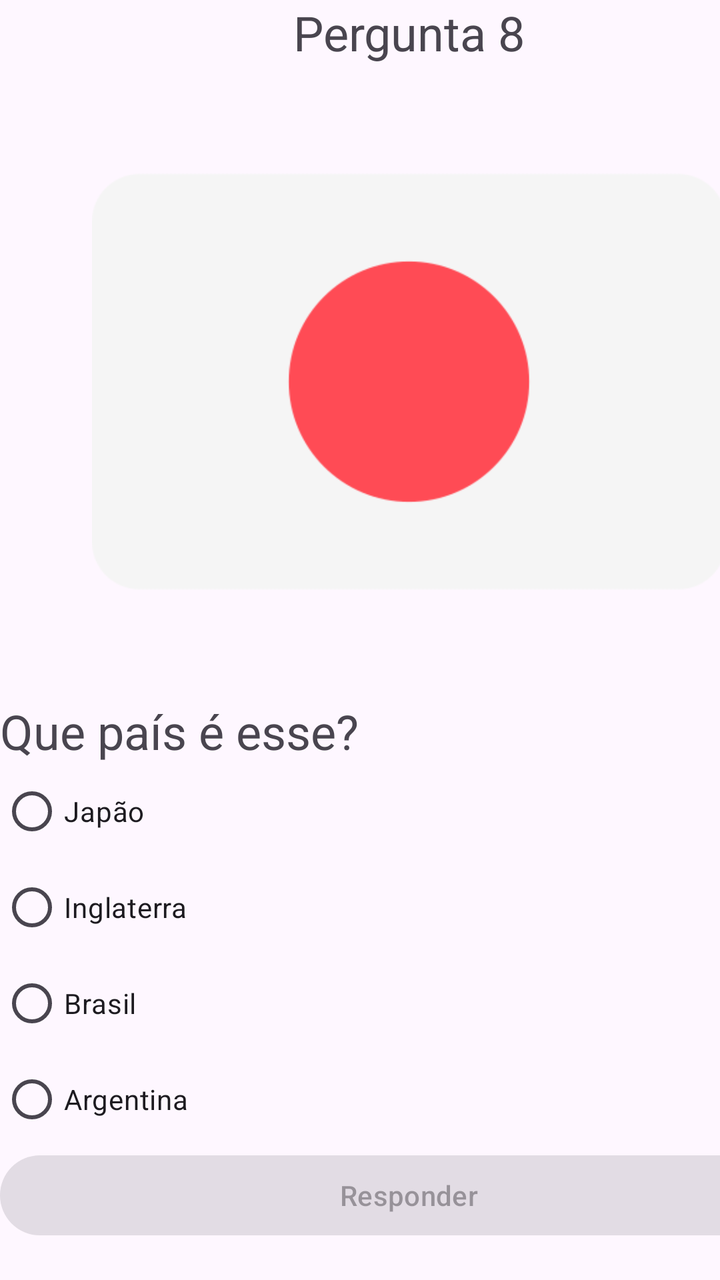
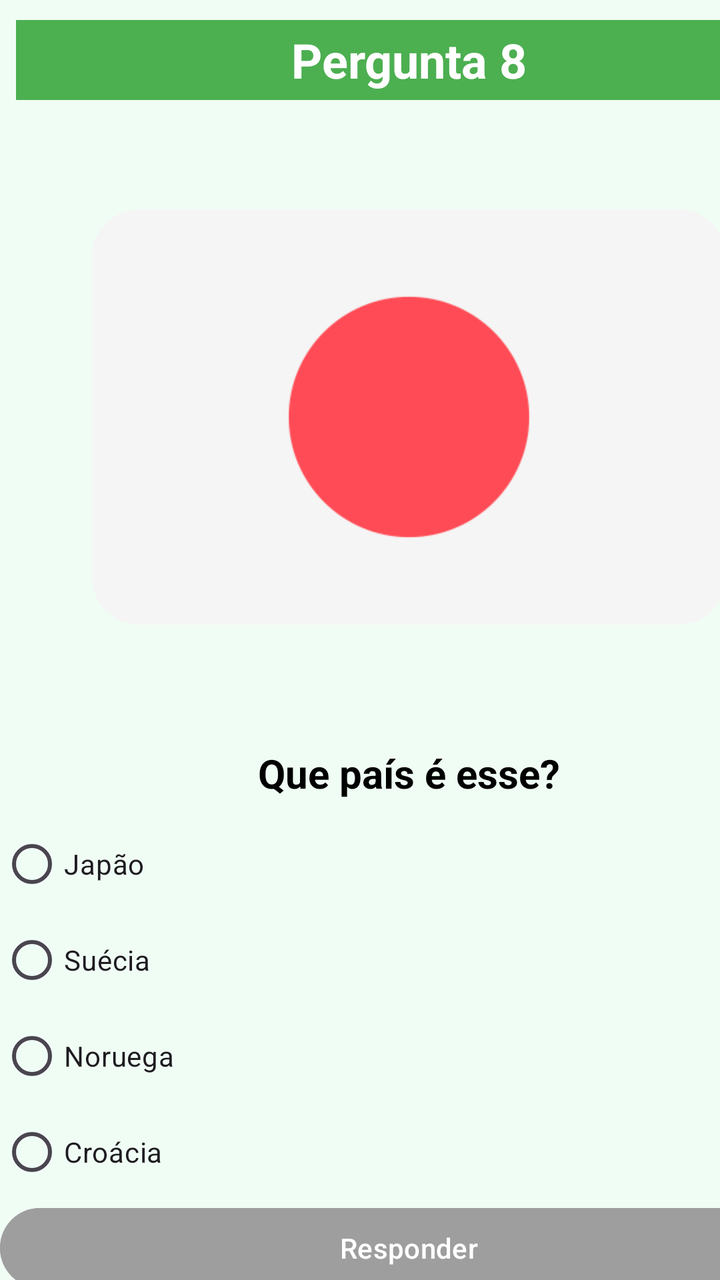

Compare the two renders of this Android layout. The source of the first and the diff that turns it into the second are given below.
<!-- AndroidManifest.xml: application theme Theme.QuizBandeiras -->
<!-- res/layout/activity_pergunta8.xml -->
<?xml version="1.0" encoding="utf-8"?>
<androidx.constraintlayout.widget.ConstraintLayout xmlns:android="http://schemas.android.com/apk/res/android"
    xmlns:app="http://schemas.android.com/apk/res-auto"
    xmlns:tools="http://schemas.android.com/tools"
    android:id="@+id/main"
    android:layout_width="match_parent"
    android:layout_height="match_parent"
    tools:context=".Pergunta8">

    <LinearLayout
        android:orientation="vertical"
        android:layout_width="409dp"
        android:layout_height="729dp">
        <TextView
            android:textSize="24sp"
            android:gravity="center"
            android:id="@+id/textView6"
            android:layout_width="match_parent"
            android:layout_height="wrap_content"
            android:text="Pergunta 8"/>
        <ImageView
            android:id="@+id/imageView2"
            android:layout_width="match_parent"
            android:layout_height="317dp"
            app:srcCompat="@drawable/japao"/>
        <TextView
            android:textSize="24sp"
            android:id="@+id/textView2"
            android:layout_width="match_parent"
            android:layout_height="wrap_content"
            android:text="Que país é esse?"/>
        <RadioGroup
            android:id="@+id/rgpAlternativas"
            android:layout_width="match_parent"
            android:layout_height="match_parent">
            <RadioButton
                android:id="@+id/rgbOpcao1"
                android:layout_width="match_parent"
                android:layout_height="wrap_content"
                android:text="Japão "/>
            <RadioButton
                android:id="@+id/rgbOpcao2"
                android:layout_width="match_parent"
                android:layout_height="wrap_content"
                android:text="Inglaterra"/>
            <RadioButton
                android:id="@+id/rgbOpcao3"
                android:layout_width="match_parent"
                android:layout_height="wrap_content"
                android:text="Brasil"/>
            <RadioButton
                android:id="@+id/rgbOpcao4"
                android:layout_width="match_parent"
                android:layout_height="wrap_content"
                android:text="Argentina"/>
            <Button
                android:enabled="false"
                android:id="@+id/btnResponder"
                android:layout_width="match_parent"
                android:layout_height="wrap_content"
                android:text="Responder"/>
        </RadioGroup>
    </LinearLayout>

</androidx.constraintlayout.widget.ConstraintLayout>
<!-- resources referenced by this layout -->
<resources>
  <!-- drawable japao: png bitmap (drawable, 7895 bytes) -->
  <style name="Theme.QuizBandeiras" parent="Base.Theme.QuizBandeiras" />
  <style name="Base.Theme.QuizBandeiras" parent="Theme.Material3.DayNight.NoActionBar">
          
          
      </style>
</resources>

<!-- the commit's change to res/layout/activity_pergunta8.xml (unified diff, before → after) -->
@@ -5,60 +5,83 @@
     android:id="@+id/main"
     android:layout_width="match_parent"
     android:layout_height="match_parent"
+    android:background="#F0FDF4"
     tools:context=".Pergunta8">
 
     <LinearLayout
-        android:orientation="vertical"
         android:layout_width="409dp"
-        android:layout_height="729dp">
+        android:layout_height="729dp"
+        android:orientation="vertical">
+
         <TextView
-            android:textSize="24sp"
-            android:gravity="center"
             android:id="@+id/textView6"
             android:layout_width="match_parent"
-            android:layout_height="wrap_content"
-            android:text="Pergunta 8"/>
+            android:layout_height="40dp"
+            android:layout_marginStart="8dp"
+            android:layout_marginTop="10dp"
+            android:layout_marginEnd="8dp"
+            android:background="#4CAF50"
+            android:gravity="center"
+            android:text="Pergunta 8"
+            android:textColor="@android:color/white"
+            android:textSize="24sp"
+            android:textStyle="bold" />
+
         <ImageView
             android:id="@+id/imageView2"
             android:layout_width="match_parent"
             android:layout_height="317dp"
-            app:srcCompat="@drawable/japao"/>
+            app:srcCompat="@drawable/japao" />
+
         <TextView
-            android:textSize="24sp"
             android:id="@+id/textView2"
             android:layout_width="match_parent"
             android:layout_height="wrap_content"
-            android:text="Que país é esse?"/>
+            android:layout_marginTop="6dp"
+            android:layout_marginBottom="8dp"
+            android:gravity="center"
+            android:text="Que país é esse?"
+            android:textColor="@android:color/black"
+            android:textSize="20sp"
+            android:textStyle="bold" />
+
         <RadioGroup
             android:id="@+id/rgpAlternativas"
             android:layout_width="match_parent"
             android:layout_height="match_parent">
+
             <RadioButton
                 android:id="@+id/rgbOpcao1"
                 android:layout_width="match_parent"
                 android:layout_height="wrap_content"
-                android:text="Japão "/>
+                android:text="Japão " />
+
             <RadioButton
                 android:id="@+id/rgbOpcao2"
                 android:layout_width="match_parent"
                 android:layout_height="wrap_content"
-                android:text="Inglaterra"/>
+                android:text="Suécia" />
+
             <RadioButton
                 android:id="@+id/rgbOpcao3"
                 android:layout_width="match_parent"
                 android:layout_height="wrap_content"
-                android:text="Brasil"/>
+                android:text="Noruega" />
+
             <RadioButton
                 android:id="@+id/rgbOpcao4"
                 android:layout_width="match_parent"
                 android:layout_height="wrap_content"
-                android:text="Argentina"/>
+                android:text="Croácia" />
+
             <Button
-                android:enabled="false"
                 android:id="@+id/btnResponder"
                 android:layout_width="match_parent"
                 android:layout_height="wrap_content"
-                android:text="Responder"/>
+                android:backgroundTint="#9E9E9E"
+                android:enabled="false"
+                android:text="Responder"
+                android:textColor="@android:color/white" />
         </RadioGroup>
     </LinearLayout>
 
